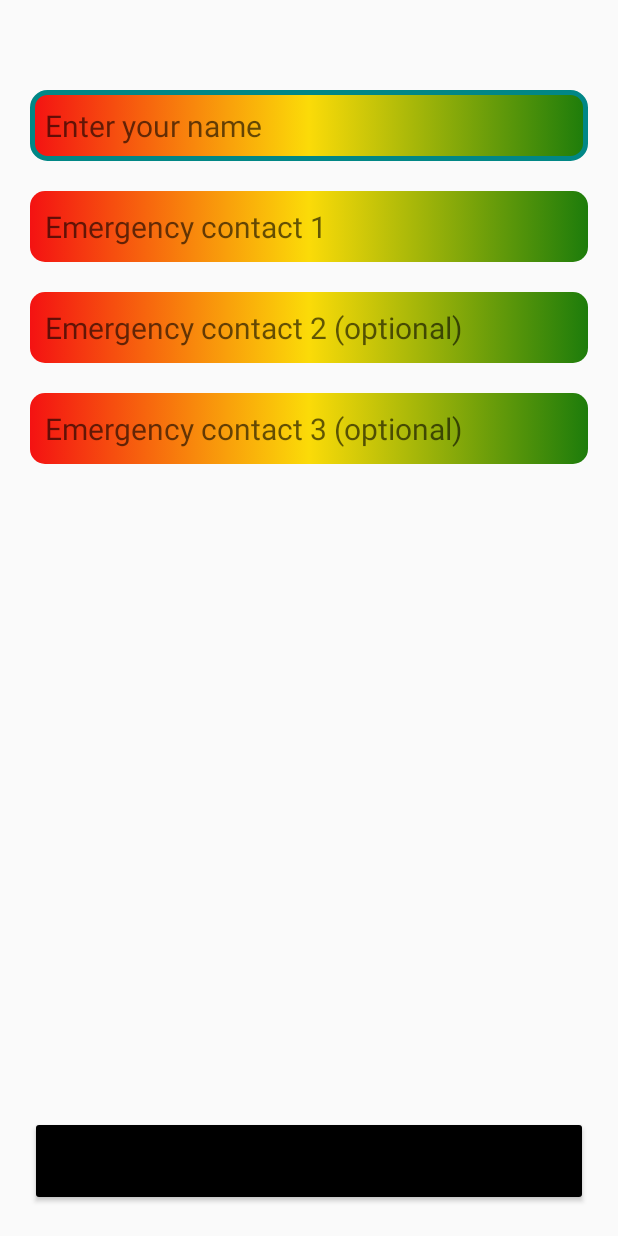
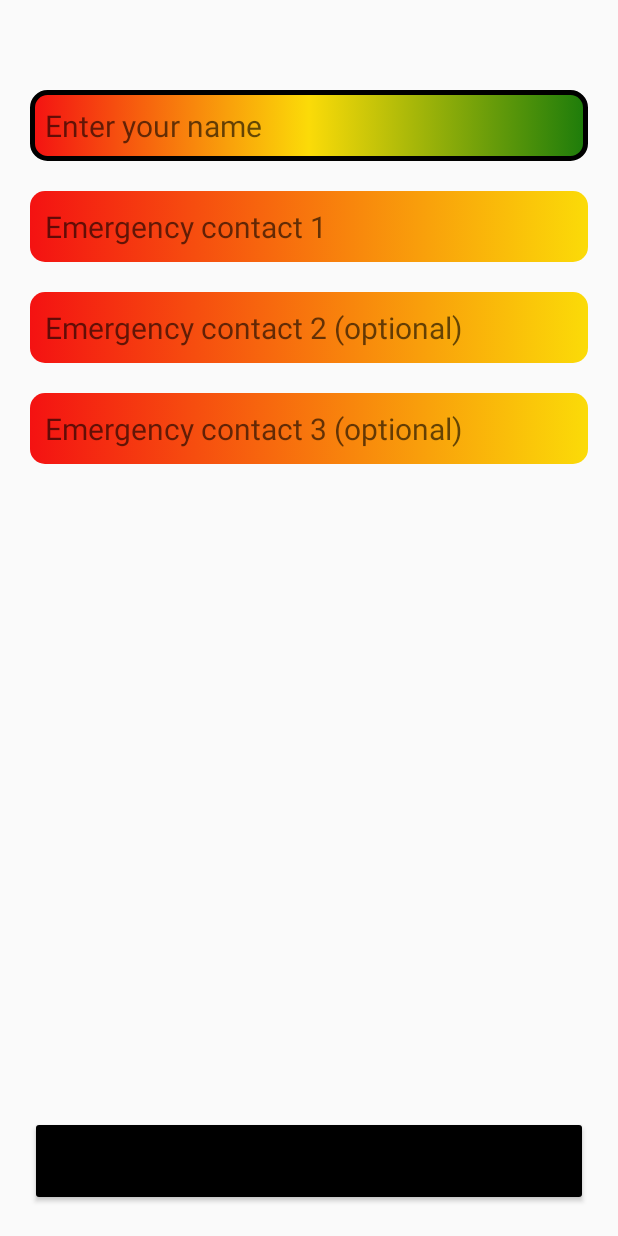
Before and after one commit to rahuladlakha/Women-Safety-App, an Android app: the screen it shows after launch (SignUpActivity), on a phone screen of 412 x 824 dp. Run offline under Robolectric (Android 15) with nearby library versions, the phone set to English and light mode, and no system bars.

Commit message:
Made some UI improvements and added functionality in the SignUpActivity. The SignUpActivity now proceeds to MainActivity when user provides name and atleast one emergency contact.

```diff
--- a/app/build.gradle
+++ b/app/build.gradle
@@ -2,6 +2,7 @@ plugins {
     id 'com.android.application'
     id 'org.jetbrains.kotlin.android'
     id 'com.google.gms.google-services'
+    id 'kotlin-android-extensions'
 }
 
 android {
--- a/app/src/main/res/drawable/edittext_layout.xml
+++ b/app/src/main/res/drawable/edittext_layout.xml
@@ -3,7 +3,7 @@
     <item android:state_enabled="true" android:state_focused="true">
         <shape android:shape="rectangle">
             <solid android:color="@color/white"/>
-            <stroke android:width="3dp" android:color="@color/teal_700" />
+            <stroke android:width="3dp" android:color="@color/black" />
             <corners android:radius="10dp"/>
             <gradient android:startColor="@color/red" android:centerColor="@color/yellow" android:endColor="@color/green"/>
         </shape>
@@ -12,7 +12,7 @@
         <shape android:shape="rectangle">
             <solid android:color="@color/white"/>
             <corners android:radius="10dp"/>
-            <gradient android:startColor="@color/red" android:centerColor="@color/yellow" android:endColor="@color/green"/>
+            <gradient android:startColor="@color/red" android:endColor="@color/yellow"/>
         </shape>
     </item>
 </selector>
```
Also changed, not shown: app/src/main/java/com/rahul/womensafetyapp/SignUpActivity.kt (+28 -0 lines).
